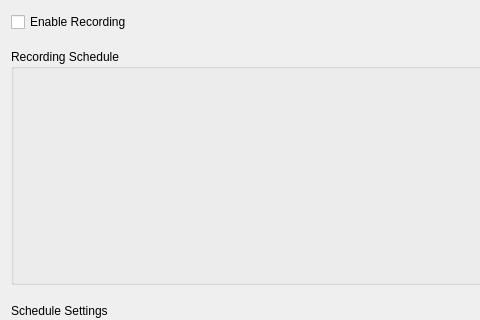
networkoptix/nx_open, file client/libclient/src/ui/widgets/properties/camera_schedule_widget.ui: the form before one commit; both pictures show x 0 to 480 and y 0 to 320 of the 879 by 600 pixel window.
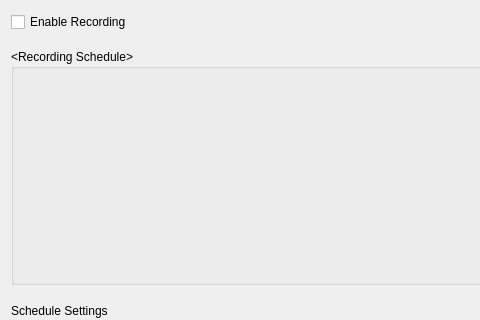
The form after the commit. Custom widgets are drawn as their Qt base class.

Patch:
```diff
--- a/client/libclient/src/ui/widgets/properties/camera_schedule_widget.ui
+++ b/client/libclient/src/ui/widgets/properties/camera_schedule_widget.ui
@@ -62,7 +62,7 @@
      <item>
       <widget class="QGroupBox" name="scheduleGridGroupBox">
        <property name="title">
-        <string>Recording Schedule</string>
+        <string notr="true">&lt;Recording Schedule&gt;</string>
        </property>
        <property name="flat">
         <bool>true</bool>
```
